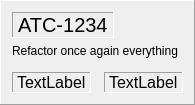
Above: stripwidget.ui from 0xFEEDC0DE64/SprintPlanningTool before the change. Below: the same form after it.
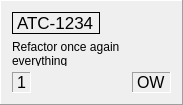
That is the form after the change.

Patch:
```diff
--- a/stripwidget.ui
+++ b/stripwidget.ui
@@ -6,7 +6,7 @@
    <rect>
     <x>0</x>
     <y>0</y>
-    <width>195</width>
+    <width>183</width>
     <height>105</height>
    </rect>
   </property>
@@ -26,14 +26,14 @@
       <widget class="QLabel" name="title">
        <property name="font">
         <font>
-         <pointsize>15</pointsize>
+         <pointsize>13</pointsize>
         </font>
        </property>
        <property name="frameShape">
         <enum>QFrame::Panel</enum>
        </property>
        <property name="frameShadow">
-        <enum>QFrame::Sunken</enum>
+        <enum>QFrame::Plain</enum>
        </property>
        <property name="text">
         <string notr="true">ATC-1234</string>
@@ -84,7 +84,7 @@
         <enum>QFrame::Sunken</enum>
        </property>
        <property name="text">
-        <string>TextLabel</string>
+        <string>1</string>
        </property>
       </widget>
      </item>
@@ -115,7 +115,7 @@
         <enum>QFrame::Sunken</enum>
        </property>
        <property name="text">
-        <string>TextLabel</string>
+        <string>OW</string>
        </property>
       </widget>
      </item>
```
